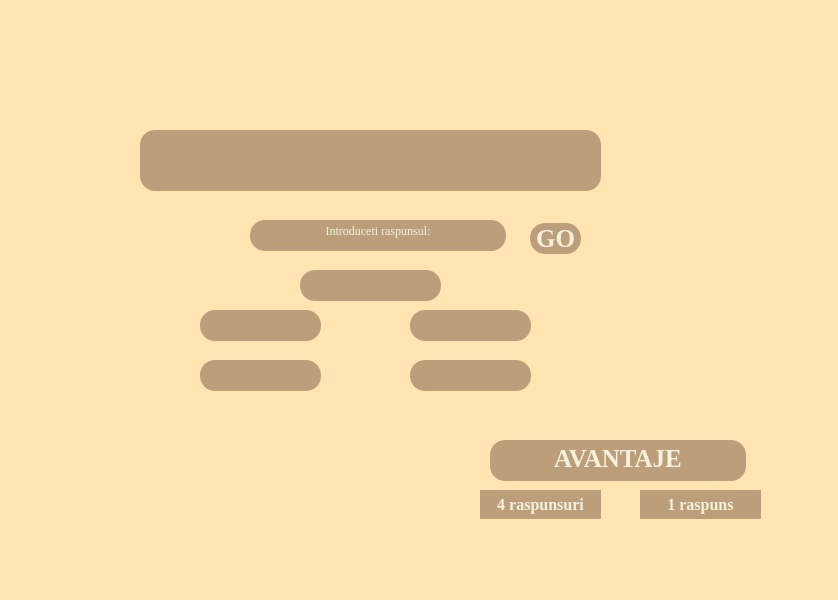
The window that GUI/Start-intermediar/intrebarinumerice.ui (DianaMatei11/ProjectModernCPP---Triviador) describes before a commit, drawn with Qt 5.
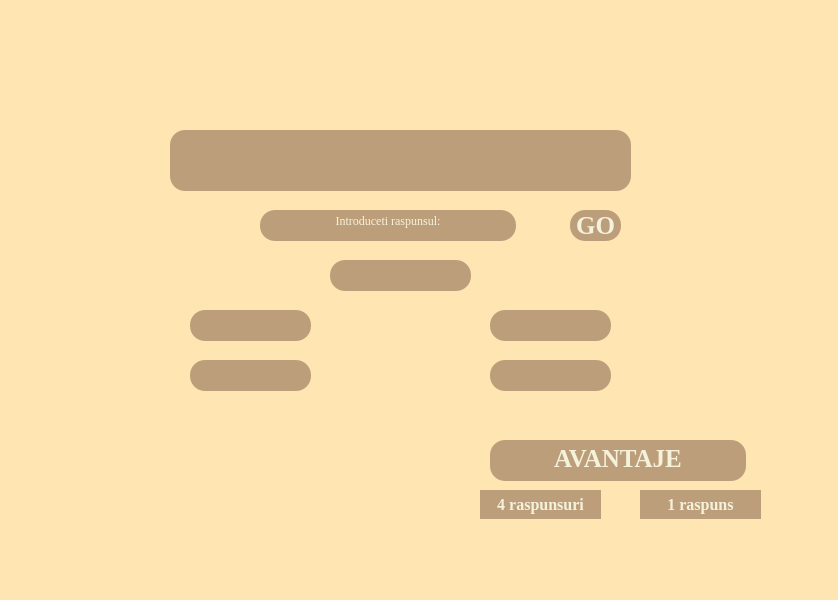
The same window after the commit.

Diff of the .ui file:
```diff
--- a/GUI/Start-intermediar/intrebarinumerice.ui
+++ b/GUI/Start-intermediar/intrebarinumerice.ui
@@ -23,7 +23,7 @@
    <widget class="QLabel" name="IntrebareNumerica">
     <property name="geometry">
      <rect>
-      <x>140</x>
+      <x>170</x>
       <y>130</y>
       <width>461</width>
       <height>61</height>
@@ -41,8 +41,8 @@
    <widget class="QTextBrowser" name="textBrowser">
     <property name="geometry">
      <rect>
-      <x>250</x>
-      <y>220</y>
+      <x>260</x>
+      <y>210</y>
       <width>256</width>
       <height>31</height>
      </rect>
@@ -57,6 +57,8 @@
 &lt;html&gt;&lt;head&gt;&lt;meta name=&quot;qrichtext&quot; content=&quot;1&quot; /&gt;&lt;meta charset=&quot;utf-8&quot; /&gt;&lt;style type=&quot;text/css&quot;&gt;
 p, li { white-space: pre-wrap; }
 hr { height: 1px; border-width: 0; }
+li.unchecked::marker { content: &quot;\2610&quot;; }
+li.checked::marker { content: &quot;\2612&quot;; }
 &lt;/style&gt;&lt;/head&gt;&lt;body style=&quot; font-family:'Georgia'; font-size:25px; font-weight:700; font-style:normal;&quot;&gt;
 &lt;p align=&quot;center&quot; style=&quot; margin-top:0px; margin-bottom:0px; margin-left:0px; margin-right:0px; -qt-block-indent:0; text-indent:0px;&quot;&gt;&lt;span style=&quot; font-family:'Segoe UI'; font-size:9pt; font-weight:400;&quot;&gt;Introduceti raspunsul:&lt;/span&gt;&lt;/p&gt;&lt;/body&gt;&lt;/html&gt;</string>
     </property>
@@ -64,8 +66,8 @@
    <widget class="QLineEdit" name="raspuns_numeric">
     <property name="geometry">
      <rect>
-      <x>300</x>
-      <y>270</y>
+      <x>330</x>
+      <y>260</y>
       <width>141</width>
       <height>31</height>
      </rect>
@@ -139,7 +141,7 @@
    <widget class="QPushButton" name="av0">
     <property name="geometry">
      <rect>
-      <x>200</x>
+      <x>190</x>
       <y>310</y>
       <width>121</width>
       <height>31</height>
@@ -157,7 +159,7 @@
    <widget class="QPushButton" name="av1">
     <property name="geometry">
      <rect>
-      <x>200</x>
+      <x>190</x>
       <y>360</y>
       <width>121</width>
       <height>31</height>
@@ -175,7 +177,7 @@
    <widget class="QPushButton" name="av2">
     <property name="geometry">
      <rect>
-      <x>410</x>
+      <x>490</x>
       <y>310</y>
       <width>121</width>
       <height>31</height>
@@ -193,7 +195,7 @@
    <widget class="QPushButton" name="av3">
     <property name="geometry">
      <rect>
-      <x>410</x>
+      <x>490</x>
       <y>360</y>
       <width>121</width>
       <height>31</height>
@@ -211,8 +213,8 @@
    <widget class="QPushButton" name="sendAnswer">
     <property name="geometry">
      <rect>
-      <x>530</x>
-      <y>223</y>
+      <x>570</x>
+      <y>210</y>
       <width>51</width>
       <height>31</height>
      </rect>
```
Left out of the diff: 4 changed lines with no effect on the pictures.
